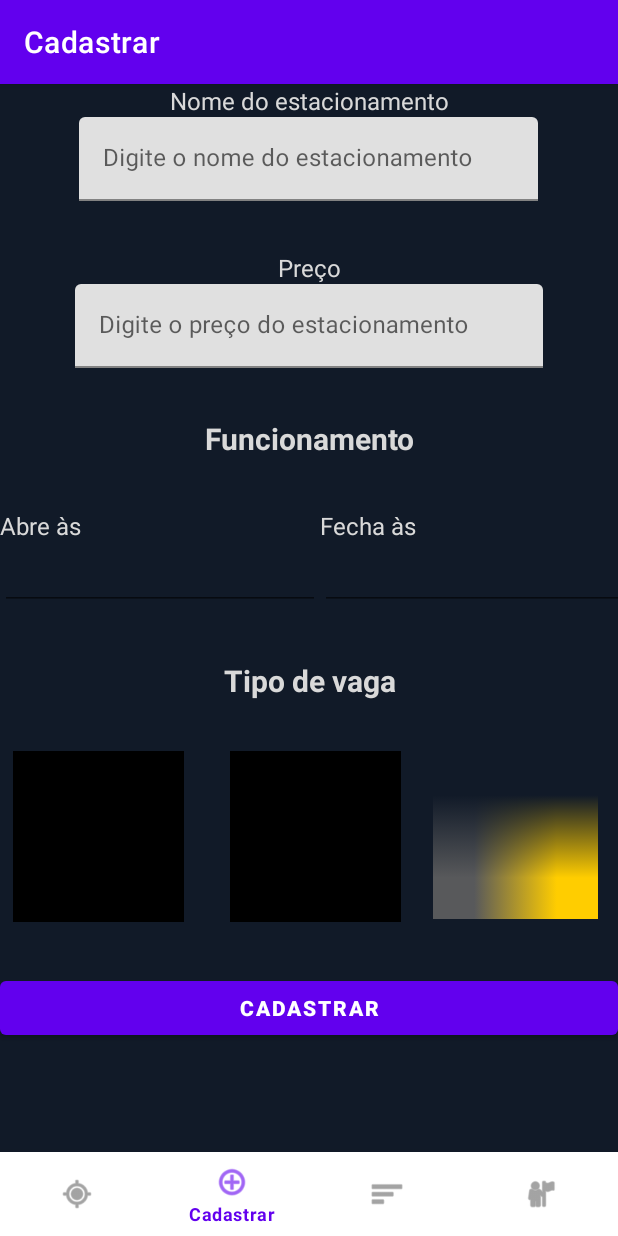
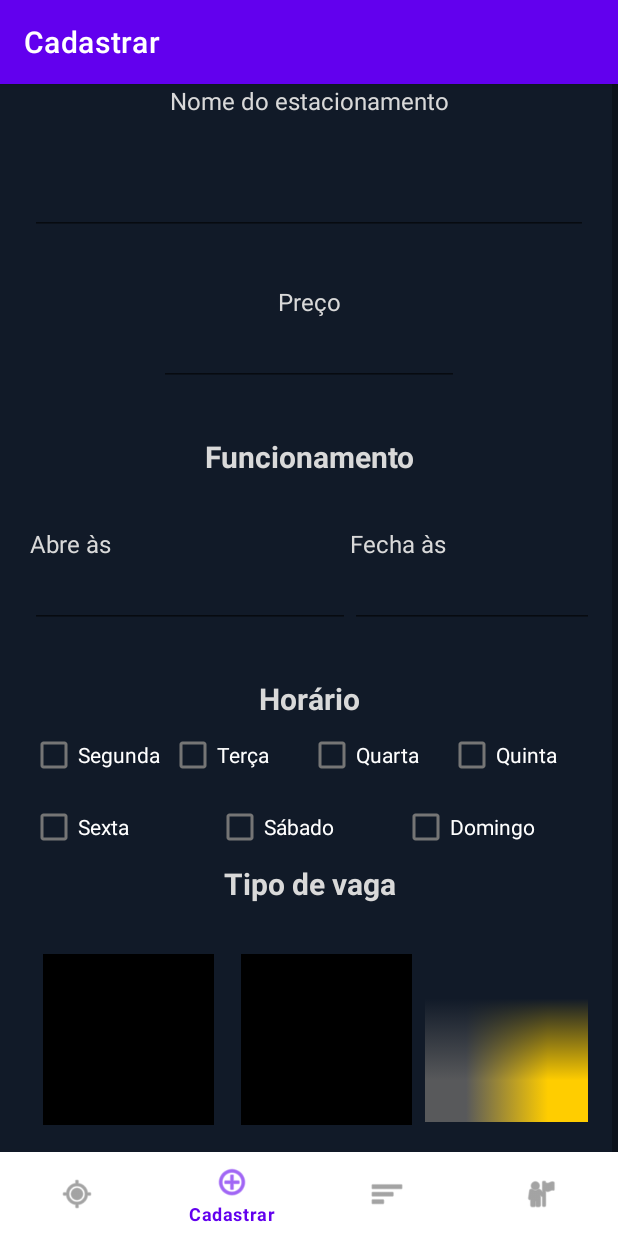
Before and after one commit to marcosbarross/SistemaEstacionamento, an Android app: the CadastroEstacionamentoFragment screen opened through its navigation route, on a phone screen of 412 x 824 dp. Run offline under Robolectric (Android 15) with nearby library versions, the phone set to English and light mode, and no system bars; our stand-ins replace navigation-ui.

Commit message:
Atualização da tela de cadastro

```diff
--- a/APP/app/src/main/java/com/example/parkingsystem/views/cadastroEstacionamentos/CadastroEstacionamentoFragment.kt
+++ b/APP/app/src/main/java/com/example/parkingsystem/views/cadastroEstacionamentos/CadastroEstacionamentoFragment.kt
@@ -6,6 +6,7 @@ import android.view.View
 import android.view.ViewGroup
 import android.widget.Button
 import android.widget.Toast
+import androidx.appcompat.widget.AppCompatEditText
 import androidx.fragment.app.Fragment
 import com.example.parkingsystem.R
 import com.example.parkingsystem.databinding.FragmentCadastroEstacionamentosBinding
@@ -24,8 +25,8 @@ class CadastroEstacionamentoFragment : Fragment() {
     private var _binding: FragmentCadastroEstacionamentosBinding? = null
     private val binding get() = _binding!!
     private lateinit var submitButton : Button
-    private lateinit var nomeInput : TextInputEditText
-    private lateinit var precoInput : TextInputEditText
+    private lateinit var nomeInput : AppCompatEditText
+    private lateinit var precoInput : AppCompatEditText
 
     override fun onCreateView(
         inflater: LayoutInflater,
--- a/APP/app/src/main/res/layout/fragment_cadastro_estacionamentos.xml
+++ b/APP/app/src/main/res/layout/fragment_cadastro_estacionamentos.xml
@@ -1,12 +1,27 @@
 <?xml version="1.0" encoding="utf-8"?>
-<LinearLayout xmlns:android="http://schemas.android.com/apk/res/android"
+<androidx.constraintlayout.widget.ConstraintLayout xmlns:android="http://schemas.android.com/apk/res/android"
 xmlns:app="http://schemas.android.com/apk/res-auto"
 xmlns:tools="http://schemas.android.com/tools"
 android:layout_width="match_parent"
 android:layout_height="match_parent"
 android:background="#111A28"
+tools:context=".views.cadastroEstacionamentos.CadastroEstacionamentoFragment">
+
+<ScrollView
+    android:layout_width="match_parent"
+    android:layout_height="0dp"
+    app:layout_constraintBottom_toBottomOf="parent"
+    app:layout_constraintEnd_toEndOf="parent"
+    app:layout_constraintStart_toStartOf="parent"
+    app:layout_constraintTop_toTopOf="parent">
+
+    <LinearLayout
+        android:id="@+id/linearLayout"
+        android:layout_width="match_parent"
+        android:layout_height="wrap_content"
         android:orientation="vertical"
-    tools:context=".views.cadastroEstacionamentos.CadastroEstacionamentoFragment">
+        android:paddingLeft="20dp"
+        android:paddingRight="20dp">
 
         <TextView
             android:id="@+id/estacionamentoNomeLabel"
@@ -20,17 +35,17 @@
             android:textColor="@color/background_color"
             android:textSize="16sp" />
 
-    <com.google.android.material.textfield.TextInputLayout
+        <Space
             android:layout_width="match_parent"
-        android:layout_height="wrap_content">
+            android:layout_height="50px" />
 
-        <com.google.android.material.textfield.TextInputEditText
+        <EditText
             android:id="@+id/nomeInput"
-            android:layout_width="306dp"
-            android:layout_height="wrap_content"
-            android:layout_gravity="center"
-            android:hint="Digite o nome do estacionamento" />
-    </com.google.android.material.textfield.TextInputLayout>
+            android:layout_width="match_parent"
+            android:layout_height="match_parent"
+            android:ems="10"
+            android:inputType="text"
+            android:textColor="#FFFFFF" />
 
         <Space
             android:layout_width="match_parent"
@@ -45,24 +60,21 @@
             android:textColor="@color/background_color"
             android:textSize="16sp" />
 
-    <com.google.android.material.textfield.TextInputLayout
-        android:layout_width="match_parent"
-        android:layout_height="wrap_content">
-
-        <com.google.android.material.textfield.TextInputEditText
+        <EditText
             android:id="@+id/precoInput"
-            android:layout_width="312dp"
+            android:layout_width="200dp"
             android:layout_height="wrap_content"
-            android:layout_gravity="center"
-            android:hint="Digite o preço do estacionamento" />
-    </com.google.android.material.textfield.TextInputLayout>
+            android:layout_gravity="center_horizontal"
+            android:ems="10"
+            android:inputType="numberDecimal"
+            android:textColor="#FFFFFF" />
 
         <Space
             android:layout_width="match_parent"
             android:layout_height="50px" />
 
         <TextView
-        android:id="@+id/estacionemntoFuncionamentoLabel"
+            android:id="@+id/estacionamentoFuncionamentoLabel"
             android:layout_width="match_parent"
             android:layout_height="wrap_content"
             android:text="Funcionamento"
@@ -127,6 +139,90 @@
             android:layout_height="50px" />
 
         <TextView
+            android:id="@+id/estacionamentoHorarioLabel"
+            android:layout_width="match_parent"
+            android:layout_height="wrap_content"
+            android:text="Horário"
+            android:textAlignment="center"
+            android:textColor="@color/background_color"
+            android:textSize="20sp"
+            android:textStyle="bold" />
+
+        <TableLayout
+            android:layout_width="match_parent"
+            android:layout_height="match_parent">
+
+            <TableRow
+                android:layout_width="match_parent"
+                android:layout_height="wrap_content">
+
+                <CheckBox
+                    android:id="@+id/checkBoxSegunda"
+                    android:layout_width="0dp"
+                    android:layout_height="wrap_content"
+                    android:layout_weight="1"
+                    android:text="Segunda"
+                    android:textColor="#FFFFFF" />
+
+                <CheckBox
+                    android:id="@+id/checkBoxTerca"
+                    android:layout_width="0dp"
+                    android:layout_height="wrap_content"
+                    android:layout_weight="1"
+                    android:text="Terça"
+                    android:textColor="#FFFFFF" />
+
+                <CheckBox
+                    android:id="@+id/checkBoxQuarta"
+                    android:layout_width="0dp"
+                    android:layout_height="wrap_content"
+                    android:layout_weight="1"
+                    android:text="Quarta"
+                    android:textColor="#FFFFFF" />
+
+                <CheckBox
+                    android:id="@+id/checkBoxQuinta"
+                    android:layout_width="0dp"
+                    android:layout_height="wrap_content"
+                    android:layout_weight="1"
+                    android:text="Quinta"
+                    android:textColor="#FFFFFF" />
+
+            </TableRow>
+
+            <TableRow
+                android:layout_width="match_parent"
+                android:layout_height="wrap_content">
+
+                <CheckBox
+                    android:id="@+id/checkBoxSexta"
+                    android:layout_width="0dp"
+                    android:layout_height="wrap_content"
+                    android:layout_weight="1"
+                    android:text="Sexta"
+                    android:textColor="#FFFFFF" />
+
+                <CheckBox
+                    android:id="@+id/checkBoxSabado"
+                    android:layout_width="0dp"
+                    android:layout_height="wrap_content"
+                    android:layout_weight="1"
+                    android:text="Sábado"
+                    android:textColor="#FFFFFF" />
+
+                <CheckBox
+                    android:id="@+id/checkBoxDomingo"
+                    android:layout_width="0dp"
+                    android:layout_height="wrap_content"
+                    android:layout_weight="1"
+                    android:text="Domingo"
+                    android:textColor="#FFFFFF" />
+
+            </TableRow>
+
+        </TableLayout>
+
+        <TextView
             android:id="@+id/tipoVagaLabel"
             android:layout_width="match_parent"
             android:layout_height="wrap_content"
@@ -171,7 +267,6 @@
                 android:id="@+id/imageView3"
                 android:layout_width="109dp"
                 android:layout_height="match_parent"
-            android:layout_weight="1"
                 android:src="@mipmap/baliza" />
 
             <Space
@@ -191,4 +286,9 @@
             android:text="Cadastrar"
             android:textStyle="bold" />
 
+
     </LinearLayout>
+
+</ScrollView>
+
+</androidx.constraintlayout.widget.ConstraintLayout>
```
Also changed, not shown: APP/app/src/main/res/layout/fragment_cadastro.xml (+15 -27 lines), 2 other files. Lines whose indentation alone changed are shown as unchanged.
